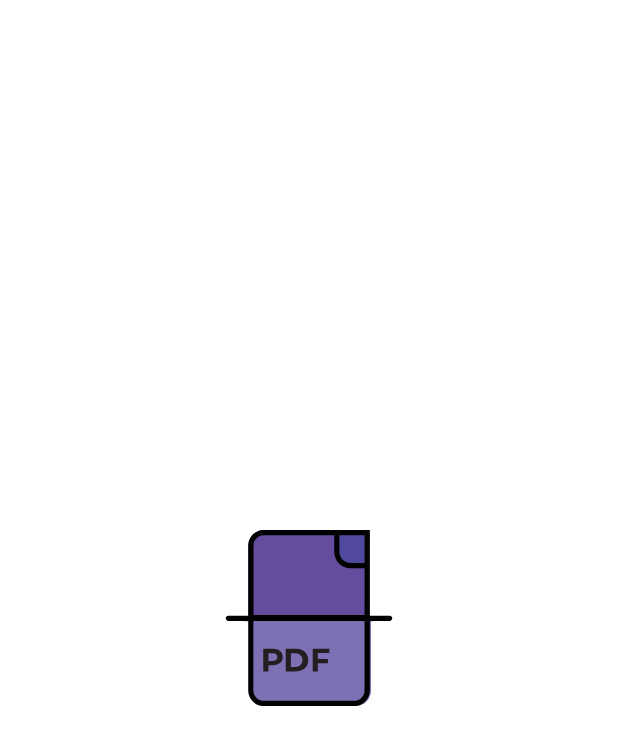
After one commit to Codingle-House/RolllPDF, an Android app: the layout activity_splash_screen.xml on its own in the app's theme, with its tools: preview values and no code run, on a phone screen of 412 x 824 dp. The commit adds this screen. Shown: the top 745 px of the screen. Run offline under Robolectric (Android 15) with nearby library versions, the phone set to English and light mode, and no system bars.

Commit message:
[irfan] feat: create splash screen with animation

```diff
--- a/app/src/main/AndroidManifest.xml
+++ b/app/src/main/AndroidManifest.xml
@@ -10,7 +10,7 @@
         android:roundIcon="@mipmap/ic_launcher_round"
         android:supportsRtl="true"
         android:theme="@style/Theme.RolllPDF">
-        <activity android:name=".presentation.MainActivity">
+        <activity android:name=".presentation.splashscreen.SplashScreenActivity">
             <intent-filter>
                 <action android:name="android.intent.action.MAIN" />
 
--- /dev/null
+++ b/app/src/main/res/drawable/general_ic_logo.xml
@@ -0,0 +1,54 @@
+<vector xmlns:android="http://schemas.android.com/apk/res/android"
+    android:width="112dp"
+    android:height="117dp"
+    android:viewportWidth="112"
+    android:viewportHeight="117">
+  <path
+      android:pathData="M96.5,0L96.5,57L15.5,57L15.5,10.478C15.5,4.691 20.166,0 25.922,0L96.5,0Z"
+      android:strokeWidth="1"
+      android:fillColor="#644C9F"
+      android:fillType="evenOdd"
+      android:strokeColor="#00000000"/>
+  <path
+      android:pathData="M99.5,59L99.5,60.723L97.372,60.723L97.372,106.661C97.372,112.371 92.687,117 86.907,117L26.453,117C20.674,117 15.988,112.371 15.988,106.661L15.988,60.723L12.5,60.723L12.5,59L99.5,59Z"
+      android:strokeWidth="1"
+      android:fillColor="#7E71B3"
+      android:fillType="evenOdd"
+      android:strokeColor="#00000000"/>
+  <path
+      android:pathData="M93.5,3L93.5,25L84.255,25C78.312,24.99 73.5,20.119 73.5,14.113L73.5,3L93.5,3Z"
+      android:strokeWidth="1"
+      android:fillColor="#50499E"
+      android:fillType="evenOdd"
+      android:strokeColor="#00000000"/>
+  <path
+      android:pathData="M25.916,0C20.163,-0 15.5,4.653 15.5,10.393L15.5,60L96.5,60L96.5,0L25.916,0ZM93.028,56.536L19.024,56.536L19.024,10.393C19.024,6.566 22.133,3.464 25.968,3.464L72.839,3.464L72.839,14.567C72.839,20.568 77.709,25.435 83.723,25.445L93.08,25.445L93.028,56.536ZM93.028,21.894L83.671,21.894C79.575,21.884 76.259,18.568 76.259,14.48L76.259,3.464L93.028,3.464L93.028,21.894Z"
+      android:strokeWidth="1"
+      android:fillColor="#020202"
+      android:fillType="nonZero"
+      android:strokeColor="#00000000"/>
+  <path
+      android:pathData="M109.728,57L2.238,57C1.278,57 0.5,57.775 0.5,58.731C0.5,59.687 1.278,60.462 2.238,60.462L15.478,60.462L15.478,106.613C15.478,112.35 20.146,117 25.904,117L86.113,117C91.871,117 96.539,112.35 96.539,106.613L96.539,60.462L109.762,60.462C110.722,60.462 111.5,59.687 111.5,58.731C111.5,57.775 110.722,57 109.762,57L109.728,57ZM93.029,106.613C93.029,110.438 89.917,113.538 86.078,113.538L25.852,113.538C22.013,113.538 18.902,110.438 18.902,106.613L18.902,60.462L93.029,60.462L93.029,106.613Z"
+      android:strokeWidth="1"
+      android:fillColor="#020202"
+      android:fillType="nonZero"
+      android:strokeColor="#00000000"/>
+  <path
+      android:pathData="M38.5,84.5C38.5,87.839 35.982,89.857 31.982,89.857L28.964,89.857L28.964,94L25.5,94L25.5,79L31.982,79C35.982,79.054 38.5,81.125 38.5,84.5ZM34.929,84.5C34.929,82.839 33.857,81.875 31.732,81.875L28.964,81.875L28.964,87.089L31.768,87.089C33.911,87.089 34.982,86.125 34.982,84.5L34.929,84.5Z"
+      android:strokeWidth="1"
+      android:fillColor="#231F20"
+      android:fillType="nonZero"
+      android:strokeColor="#00000000"/>
+  <path
+      android:pathData="M40.5,79L47.318,79C52.171,79 55.5,81.964 55.5,86.5C55.5,91.036 52.171,94 47.318,94L40.5,94L40.5,79ZM47.088,91.143C49.631,91.143 51.692,89.064 51.692,86.5C51.692,83.936 49.631,81.857 47.088,81.857L43.936,81.857L43.936,91.143L47.088,91.143Z"
+      android:strokeWidth="1"
+      android:fillColor="#231F20"
+      android:fillType="nonZero"
+      android:strokeColor="#00000000"/>
+  <path
+      android:pathData="M61.861,81.768l0,3.964l6.721,0l0,2.804l-6.721,0l0,5.464l-3.361,0l0,-15l11,0l0,2.786z"
+      android:strokeWidth="1"
+      android:fillColor="#231F20"
+      android:fillType="evenOdd"
+      android:strokeColor="#00000000"/>
+</vector>
--- /dev/null
+++ b/app/src/main/res/layout/activity_splash_screen.xml
@@ -0,0 +1,41 @@
+<?xml version="1.0" encoding="utf-8"?>
+<LinearLayout xmlns:android="http://schemas.android.com/apk/res/android"
+    xmlns:app="http://schemas.android.com/apk/res-auto"
+    android:layout_width="match_parent"
+    android:layout_height="match_parent"
+    android:animateLayoutChanges="true"
+    android:gravity="center"
+    android:orientation="vertical">
+
+    <ImageView
+        android:id="@+id/splashscreen_imageview_logo"
+        android:layout_width="wrap_content"
+        android:layout_height="wrap_content"
+        android:src="@drawable/general_ic_logo"
+        app:layout_constraintBottom_toBottomOf="parent"
+        app:layout_constraintLeft_toLeftOf="parent"
+        app:layout_constraintRight_toRightOf="parent"
+        app:layout_constraintTop_toTopOf="parent" />
+
+    <id.co.rolllpdf.uikit.UiKitTextview
+        android:id="@+id/splashscreen_textview_title"
+        android:layout_width="match_parent"
+        android:layout_height="wrap_content"
+        android:layout_marginHorizontal="@dimen/_30sdp"
+        android:layout_marginTop="@dimen/_50sdp"
+        android:gravity="center"
+        android:text="@string/app_name"
+        android:visibility="gone"
+        app:rolll_text_code="h6_B" />
+
+    <id.co.rolllpdf.uikit.UiKitTextview
+        android:id="@+id/splashscreen_textview_desc"
+        android:layout_width="match_parent"
+        android:layout_height="wrap_content"
+        android:layout_marginHorizontal="@dimen/_30sdp"
+        android:layout_marginTop="@dimen/_3sdp"
+        android:gravity="center"
+        android:text="@string/splashscreen_text_desc"
+        android:visibility="gone"
+        app:rolll_text_code="p_a_r" />
+</LinearLayout>
--- a/app/src/main/res/values-night/themes.xml
+++ b/app/src/main/res/values-night/themes.xml
@@ -1,6 +1,6 @@
 <resources xmlns:tools="http://schemas.android.com/tools">
     <!-- Base application theme. -->
-    <style name="Theme.RolllPDF" parent="Theme.MaterialComponents.DayNight.DarkActionBar">
+    <style name="Theme.RolllPDF" parent="Theme.MaterialComponents.DayNight.NoActionBar">
         <!-- Primary brand color. -->
         <item name="colorPrimary">@color/purple_200</item>
         <item name="colorPrimaryVariant">@color/purple_700</item>
--- a/app/src/main/res/values/strings.xml
+++ b/app/src/main/res/values/strings.xml
@@ -1,3 +1,6 @@
 <resources>
-    <string name="app_name">Rolll PDF</string>
+    <string name="app_name">Rolll Scanner</string>
+
+
+    <string name="splashscreen_text_desc">Easily Scan Your Document</string>
 </resources>
--- a/app/src/main/res/values/themes.xml
+++ b/app/src/main/res/values/themes.xml
@@ -1,6 +1,6 @@
 <resources xmlns:tools="http://schemas.android.com/tools">
     <!-- Base application theme. -->
-    <style name="Theme.RolllPDF" parent="Theme.MaterialComponents.DayNight.DarkActionBar">
+    <style name="Theme.RolllPDF" parent="Theme.MaterialComponents.DayNight.NoActionBar">
         <!-- Primary brand color. -->
         <item name="colorPrimary">@color/purple_500</item>
         <item name="colorPrimaryVariant">@color/purple_700</item>
```
Also changed, not shown: app/src/main/java/id/co/rolllpdf/base/BaseActivity.kt (added, +63 -0 lines), app/src/main/java/id/co/rolllpdf/presentation/splashscreen/SplashScreenActivity.kt (added, +89 -0 lines).
